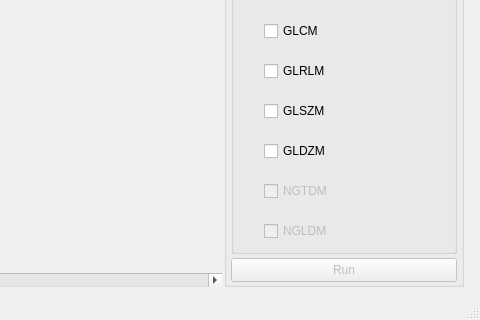
Old version of the form platform/platform.ui in the repository Jiwon-Hwang/Radiomics-Feature-Extraction; both pictures show x 755 to 1235 and y 424 to 744 of the 1235 by 744 pixel window.
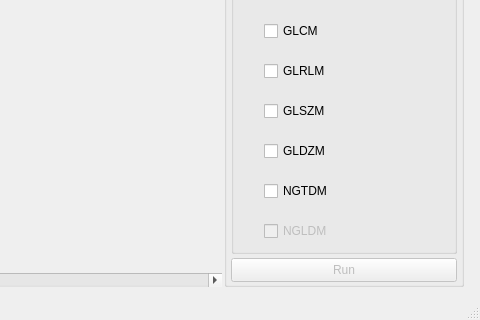
New version of the form. Icons and pictures are not drawn.

Diff of the .ui file:
```diff
--- a/platform/platform.ui
+++ b/platform/platform.ui
@@ -576,7 +576,7 @@
               <item>
                <widget class="QCheckBox" name="checkBox_NGTDM">
                 <property name="enabled">
-                 <bool>false</bool>
+                 <bool>true</bool>
                 </property>
                 <property name="focusPolicy">
                  <enum>Qt::NoFocus</enum>
```
